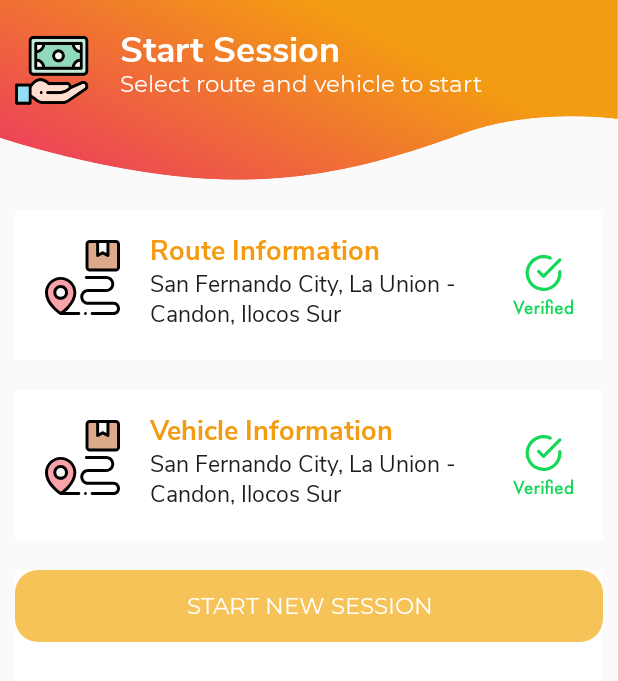
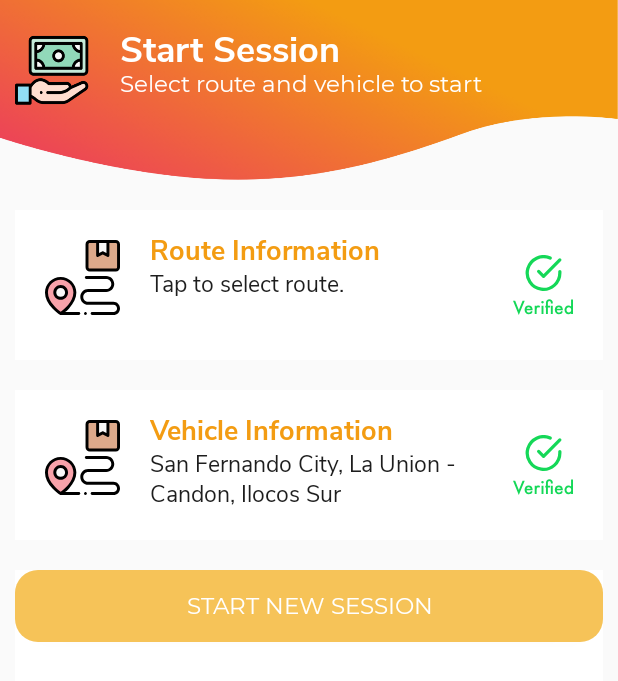
Before and after one commit to RocketShift/vanaiddriver, an Android app: the StartSession screen opened directly, with no data from a screen before it, on a phone screen of 412 x 824 dp. Shown: the top 681 px of the screen. Run offline under Robolectric (Android 15) with nearby library versions, the phone set to English and light mode, and no system bars.

Commit message:
Completed route selection process

```diff
--- a/app/src/main/java/com/example/vanaiddriver/StartSession.java
+++ b/app/src/main/java/com/example/vanaiddriver/StartSession.java
@@ -5,17 +5,23 @@ import androidx.appcompat.app.AppCompatActivity;
 
 import android.content.Intent;
 import android.os.Bundle;
+import android.util.Log;
 import android.view.View;
+import android.widget.TextView;
 import android.widget.Toast;
+
+import com.example.vanaiddriver.classes.RouteModel;
 
 public class StartSession extends AppCompatActivity implements View.OnClickListener {
     public View account_route_info;
+    public TextView tvRouteName;
 
     @Override
     protected void onCreate(Bundle savedInstanceState) {
         super.onCreate(savedInstanceState);
         setContentView(R.layout.activity_start_session);
 
+        tvRouteName = (TextView) findViewById(R.id.tvRouteName);
         account_route_info = (View) findViewById(R.id.account_route_info);
         account_route_info.setOnClickListener(this);
     }
@@ -31,5 +37,15 @@ public class StartSession extends AppCompatActivity implements View.OnClickListe
     @Override
     protected void onActivityResult(int requestCode, int resultCode, @Nullable Intent data) {
         super.onActivityResult(requestCode, resultCode, data);
+
+        if (requestCode == 1) {
+            if (resultCode == RESULT_OK) {
+                RouteModel routeModel = (RouteModel) data.getExtras().getSerializable("route");
+                tvRouteName.setText(routeModel.getName());
+
+                // OR
+                // String returnedResult = data.getDataString();
+            }
+        }
     }
 }
--- a/app/src/main/java/com/example/vanaiddriver/fragments/HomeFragment.java
+++ b/app/src/main/java/com/example/vanaiddriver/fragments/HomeFragment.java
@@ -274,7 +274,11 @@ public class HomeFragment extends Fragment implements OnMapReadyCallback, View.O
     public void setMapCenter(){
         try {
             SnappedPoint[] points = RoadsApi.snapToRoads(getGeoContext(), true, new com.google.maps.model.LatLng(mLastKnownLocation.getLatitude(), mLastKnownLocation.getLongitude())).await();
-            googleMap.moveCamera(CameraUpdateFactory.newLatLngZoom(new LatLng(points[0].location.lat, points[0].location.lng), 15));
+            if(points != null){
+                googleMap.moveCamera(CameraUpdateFactory.newLatLngZoom(new LatLng(points[0].location.lat, points[0].location.lng), 15));
+            }else{
+                googleMap.moveCamera(CameraUpdateFactory.newLatLngZoom(new LatLng(mLastKnownLocation.getLatitude(), mLastKnownLocation.getLongitude()), 15));
+            }
         } catch (ApiException e) {
             e.printStackTrace();
         } catch (InterruptedException e) {
--- a/app/src/main/res/layout/activity_start_session.xml
+++ b/app/src/main/res/layout/activity_start_session.xml
@@ -78,21 +78,13 @@
                 android:textSize="18sp"
                 />
             <TextView
+                android:id="@+id/tvRouteName"
                 android:layout_width="match_parent"
                 android:layout_height="match_parent"
-                android:text="San Fernando City, La Union -"
+                android:text="Tap to select route."
                 android:paddingLeft="90dp"
                 android:paddingTop="38dp"
-                android:fontFamily="@font/nunito_sans_regular"
-                android:textColor="@color/colorPrimaryDark"
-                android:textSize="15sp"
-                />
-            <TextView
-                android:layout_width="match_parent"
-                android:layout_height="match_parent"
-                android:text="Candon, Ilocos Sur"
-                android:paddingLeft="90dp"
-                android:paddingTop="58dp"
+                android:paddingRight="50dp"
                 android:fontFamily="@font/nunito_sans_regular"
                 android:textColor="@color/colorPrimaryDark"
                 android:textSize="15sp"
```
Also changed, not shown: app/src/main/java/com/example/vanaiddriver/SelectRoute.java (+16 -2 lines), app/src/main/java/com/example/vanaiddriver/classes/RouteModel.java (+22 -1 lines).
